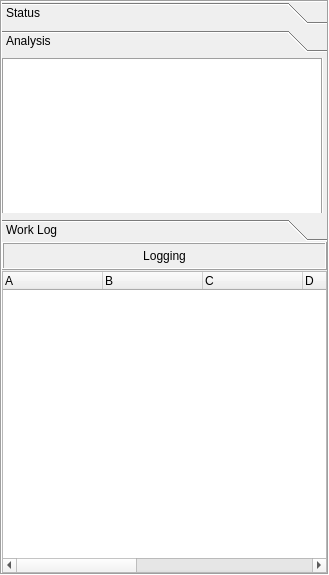
Before: the Qt Designer form Test_01/SideBar.ui in Matsuko97/Test, drawn with Qt 5.
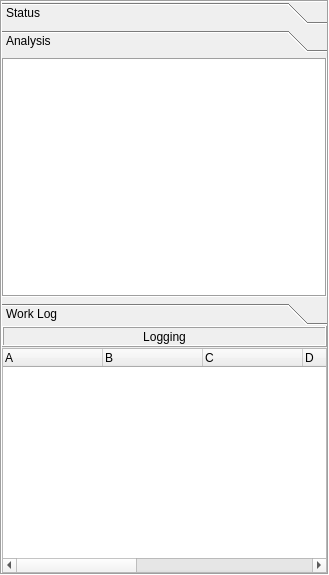
After: the same form once the commit is applied.

Diff of the .ui file:
```diff
--- a/Test_01/SideBar.ui
+++ b/Test_01/SideBar.ui
@@ -74,15 +74,24 @@
          <attribute name="label">
           <string>Analysis</string>
          </attribute>
+         <layout class="QVBoxLayout" name="verticalLayout_3">
+          <property name="spacing">
+           <number>0</number>
+          </property>
+          <property name="leftMargin">
+           <number>0</number>
+          </property>
+          <property name="topMargin">
+           <number>0</number>
+          </property>
+          <property name="rightMargin">
+           <number>0</number>
+          </property>
+          <property name="bottomMargin">
+           <number>0</number>
+          </property>
+          <item>
          <widget class="QPlainTextEdit" name="plainTextEdit">
-          <property name="geometry">
-           <rect>
-            <x>0</x>
-            <y>0</y>
-            <width>321</width>
-            <height>171</height>
-           </rect>
-          </property>
           <property name="sizePolicy">
            <sizepolicy hsizetype="Preferred" vsizetype="Preferred">
             <horstretch>0</horstretch>
@@ -92,6 +101,9 @@
           <property name="frameShape">
            <enum>QFrame::Box</enum>
           </property>
+            <property name="sizeAdjustPolicy">
+             <enum>QAbstractScrollArea::AdjustIgnored</enum>
+            </property>
           <property name="readOnly">
            <bool>true</bool>
           </property>
@@ -102,6 +114,8 @@
            <bool>false</bool>
           </property>
          </widget>
+          </item>
+         </layout>
         </widget>
         <widget class="QWidget" name="page_3">
          <property name="geometry">
```
Left out of the diff: 8 changed lines with no effect on the pictures. Lines whose indentation alone changed are shown as unchanged.
